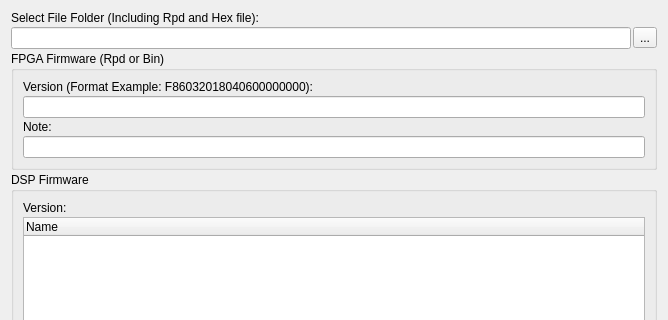
Before: the Qt Designer form Libs/AdvUser/advusercompress.ui in Scorpion1911/ServoDriveTech, drawn with Qt 5; both pictures show x 0 to 668 and y 0 to 320 of the 668 by 699 pixel window.
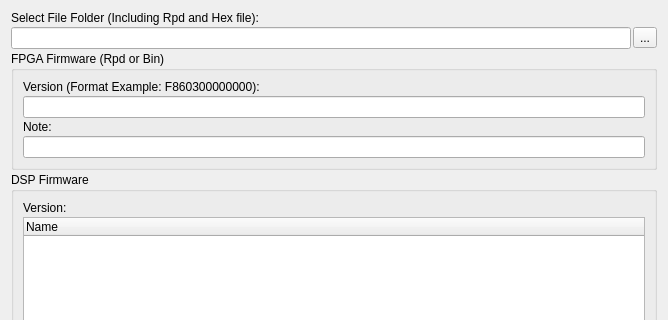
After: the same form once the commit is applied.

Diff of the .ui file:
```diff
--- a/Libs/AdvUser/advusercompress.ui
+++ b/Libs/AdvUser/advusercompress.ui
@@ -54,7 +54,7 @@
       <item>
        <widget class="QLabel" name="label_3">
         <property name="text">
-         <string>Version (Format Example: F86032018040600000000):</string>
+         <string>Version (Format Example: F860300000000):</string>
         </property>
        </widget>
       </item>
```
